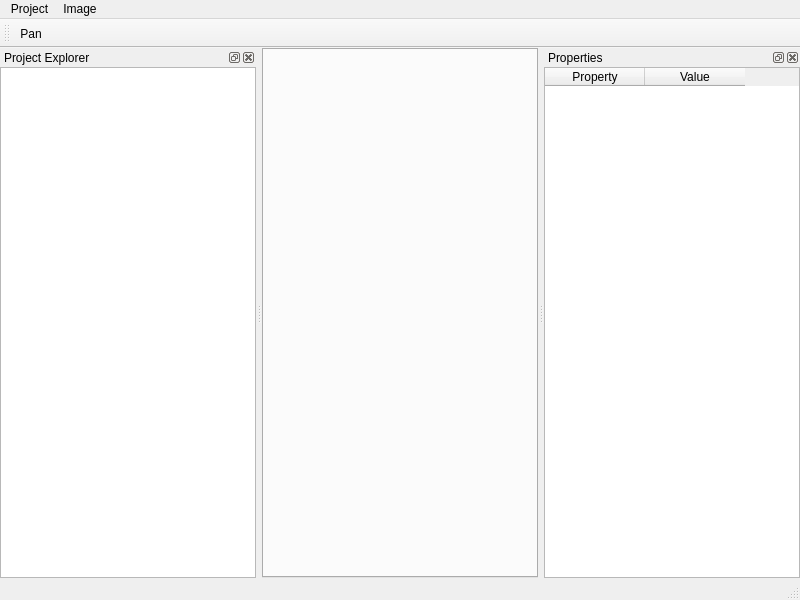
Old version of the form mainwindow.ui in the repository GastonMauroDiaz/rcaiman-projects.
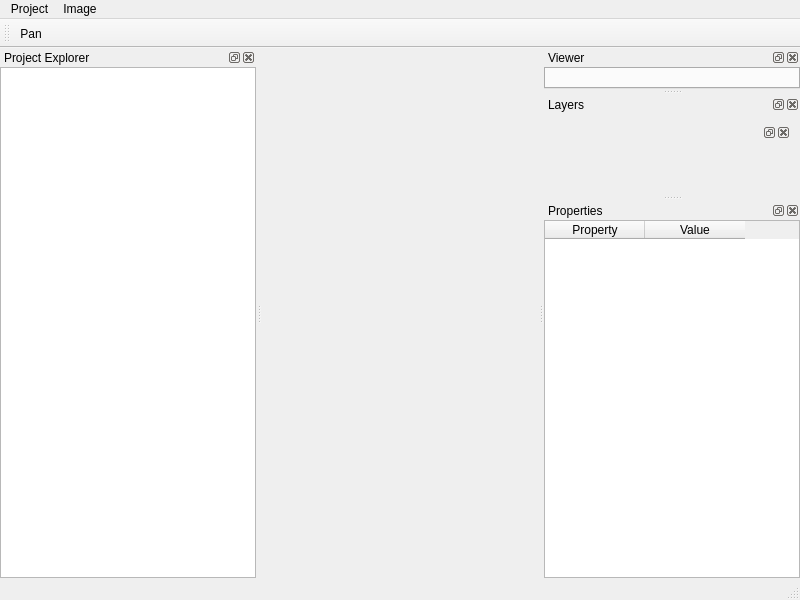
New version of the form. Icons and pictures are not drawn. Custom widgets are drawn as their Qt base class.

Commit message: Improve UX: add Open recent, order of layers, etc.

```diff
--- a/mainwindow.ui
+++ b/mainwindow.ui
@@ -13,28 +13,7 @@
   <property name="windowTitle">
    <string>MainWindow</string>
   </property>
-  <widget class="QWidget" name="centralwidget">
-   <layout class="QVBoxLayout" name="centralLayout">
-    <property name="spacing">
-     <number>0</number>
-    </property>
-    <property name="leftMargin">
-     <number>0</number>
-    </property>
-    <property name="topMargin">
-     <number>0</number>
-    </property>
-    <property name="rightMargin">
-     <number>0</number>
-    </property>
-    <property name="bottomMargin">
-     <number>0</number>
-    </property>
-     <item>
-      <widget class="QTabWidget" name="workspaceTabs"/>
-     </item>
-   </layout>
-  </widget>
+  <widget class="QWidget" name="centralwidget"/>
   <widget class="QMenuBar" name="menubar">
    <property name="geometry">
     <rect>
@@ -106,6 +85,48 @@
     </layout>
    </widget>
   </widget>
+  <widget class="QDockWidget" name="dockViewer">
+   <property name="windowTitle">
+    <string>Viewer</string>
+   </property>
+   <attribute name="dockWidgetArea">
+    <number>2</number>
+   </attribute>
+   <widget class="QWidget" name="dockViewerContents">
+    <layout class="QVBoxLayout" name="dockViewerLayout">
+     <property name="leftMargin">
+      <number>0</number>
+     </property>
+     <property name="topMargin">
+      <number>0</number>
+     </property>
+     <property name="rightMargin">
+      <number>0</number>
+     </property>
+     <property name="bottomMargin">
+      <number>0</number>
+     </property>
+     <item>
+      <widget class="QTabWidget" name="workspaceTabs"/>
+     </item>
+    </layout>
+   </widget>
+  </widget>
+  <widget class="QDockWidget" name="dockLayers">
+   <property name="windowTitle">
+    <string>Layers</string>
+   </property>
+   <attribute name="dockWidgetArea">
+    <number>2</number>
+   </attribute>
+   <widget class="QWidget" name="dockLayersContents">
+    <layout class="QVBoxLayout" name="dockLayersLayout">
+     <item>
+      <widget class="LayersDock" name="layersDock" native="true"/>
+     </item>
+    </layout>
+   </widget>
+  </widget>
   <widget class="QDockWidget" name="dockProperties">
    <property name="windowTitle">
     <string>Properties</string>
@@ -207,6 +228,11 @@
    <extends>QGraphicsView</extends>
    <header>imageviewer.h</header>
   </customwidget>
+  <customwidget>
+   <class>LayersDock</class>
+   <extends>QDockWidget</extends>
+   <header>layersdock.h</header>
+  </customwidget>
  </customwidgets>
  <resources>
   <include location="resources.qrc"/>
```
Left out of the diff: 16 changed lines with no effect on the pictures. Lines whose indentation alone changed are shown as unchanged. The commit also changes 6 other files.
